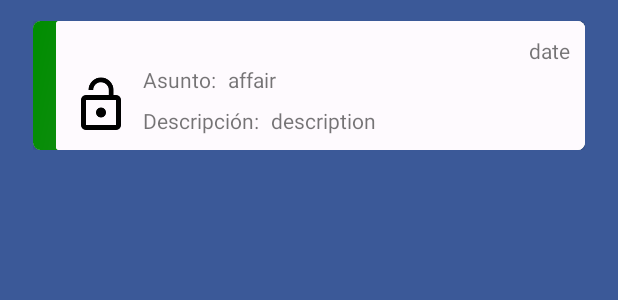
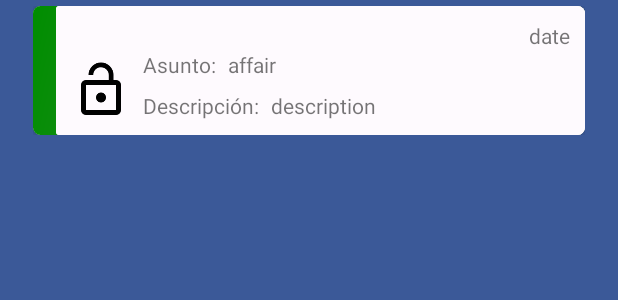
Before and after one commit to Warchups/alertru-android, an Android app: the layout element_list.xml on its own in the app's theme, with its tools: preview values and no code run, on a phone screen of 412 x 824 dp. Shown: the top 300 px of the screen. Run offline under Robolectric (Android 15) with nearby library versions, the phone set to English and light mode, and no system bars.

```diff
--- a/app/src/main/res/layout/element_list.xml
+++ b/app/src/main/res/layout/element_list.xml
@@ -5,7 +5,7 @@
     android:layout_height="wrap_content"
     android:background="@android:color/transparent"
     android:paddingHorizontal="22dp"
-    android:paddingVertical="14dp">
+    android:paddingVertical="4dp">
 
     <android.support.v7.widget.CardView
         android:layout_width="match_parent"
```
Also changed, not shown: app/src/main/java/com/gnommostudios/alertru/alertru_android/view/fragments/AlertListFragment.java (+14 -2 lines), app/src/main/res/drawable/more_arrow.png (added).
